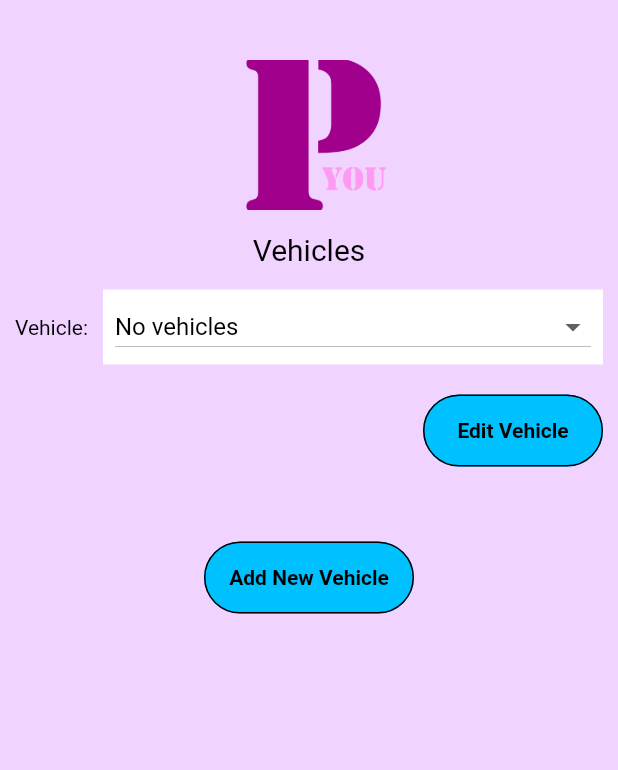
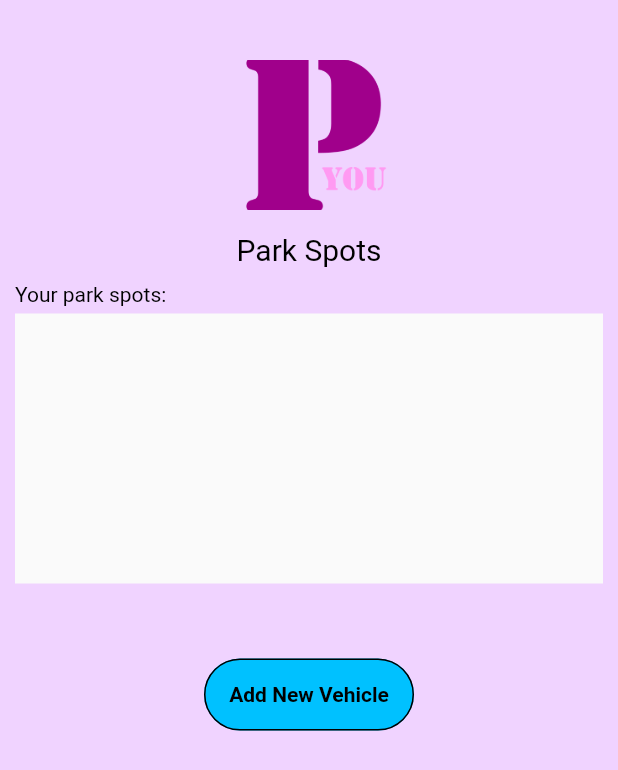
Before and after one commit to Joppe-vL/parkyou, a Flutter app: the VehicleScreen screen opened directly, on a phone screen of 412 x 824 dp. Shown: the top 770 px of the screen. Run offline on Flutter 3.47's test engine with Material 2 defaults, Android fonts, the phone set to English and light mode, and no system bars; our stand-ins replace cloud_firestore, firebase_auth, firebase_core, flutter_datetime_picker, flutter_map, geolocator and 1 more; missing offline and left inert: positioned_tap_detector_2; accounts and stored records are empty.

Commit message:
Finalize vehiclescreens

```diff
--- a/lib/main.dart
+++ b/lib/main.dart
@@ -81,7 +81,9 @@ class MyApp extends StatelessWidget {
       case '/accountscreen':
         return AccountScreen();
       case '/edit_vehiclescreen':
-        return EditVehicle();
+        final args = settings.arguments as Map<String, dynamic>;
+        final docId = args['docId'] as String;
+        return EditVehicle(docId: docId);
       case '/addvehicle':
         return AddVehicle();
       case '/reserveparkspot':
--- a/lib/pages/vehiclescreen.dart
+++ b/lib/pages/vehiclescreen.dart
@@ -1,52 +1,39 @@
 import 'package:flutter/material.dart';
 import 'package:cloud_firestore/cloud_firestore.dart';
 import 'package:firebase_auth/firebase_auth.dart';
+import 'package:parkyou/pages/yourparkspot.dart';
 
-List<String> vvehicleOptions = []; // Initialize as an empty list
-
-class VehicleScreen extends StatefulWidget {
-  @override
-  _VehicleScreenState createState() => _VehicleScreenState();
-}
-
-class _VehicleScreenState extends State<VehicleScreen> {
-  List<String> vvehicleOptions = [
-    'No vehicles'
-  ]; // Initialize with a default option
-  String selectedOption = 'No vehicles';
-  String selectedOptionId = '';
-
-  Future<void> getVehicleOptions() async {
+class VehicleScreen extends StatelessWidget {
+  Future<List<Map<String, dynamic>>> fetchLocations() async {
     try {
       final String? userUid = FirebaseAuth.instance.currentUser?.uid;
-      final CollectionReference vehiclesCollection = FirebaseFirestore.instance
+      final CollectionReference ParkSpotCollection = FirebaseFirestore.instance
           .collection('Users')
           .doc(userUid)
           .collection('Vehicles');
 
-      final QuerySnapshot snapshot = await vehiclesCollection.get();
-      final List<String> options = snapshot.docs
-          .map((doc) => (doc.data() as Map<String, dynamic>)['name'] as String)
-          .toList();
-      setState(() {
-        vvehicleOptions = options.isNotEmpty ? options : ['No vehicles'];
-        selectedOption = vvehicleOptions.contains(selectedOption)
-            ? selectedOption
-            : vvehicleOptions[0];
-      });
+      final QuerySnapshot snapshot = await ParkSpotCollection.get();
+      final List<Map<String, dynamic>> options = snapshot.docs.map((doc) {
+        final docId = doc.id;
+        final name = (doc.data() as Map<String, dynamic>)['name'] as String;
+        final licensePlate =
+            (doc.data() as Map<String, dynamic>)['licensePlate'] as String;
+        return {
+          'docId': docId,
+          'name': name,
+          'licensePlate': licensePlate,
+        };
+      }).toList();
+      return options;
     } catch (e) {
-      print('Error fetching vehicle options: $e');
+      print('Error fetching location options: $e');
+      return [];
     }
   }
 
   @override
-  void initState() {
-    super.initState();
-    getVehicleOptions();
-  }
-
-  @override
   Widget build(BuildContext context) {
+    return Builder(builder: (context) {
       return Scaffold(
         backgroundColor: Color(0xfff0d3ff),
         body: Column(
@@ -66,7 +53,7 @@ class _VehicleScreenState extends State<VehicleScreen> {
             Padding(
               padding: EdgeInsets.fromLTRB(0, 15, 0, 0),
               child: Text(
-              "Vehicles",
+                "Park Spots",
                 textAlign: TextAlign.start,
                 overflow: TextOverflow.clip,
                 style: TextStyle(
@@ -78,16 +65,11 @@ class _VehicleScreenState extends State<VehicleScreen> {
               ),
             ),
             Padding(
-            padding: EdgeInsets.fromLTRB(0, 15, 0, 0),
-            child: Row(
-              mainAxisAlignment: MainAxisAlignment.start,
-              crossAxisAlignment: CrossAxisAlignment.center,
-              mainAxisSize: MainAxisSize.max,
-              children: [
-                Padding(
-                  padding: EdgeInsets.fromLTRB(10, 0, 0, 0),
+              padding: EdgeInsets.fromLTRB(10, 10, 0, 5),
+              child: Align(
+                alignment: Alignment.centerLeft,
                 child: Text(
-                    "Vehicle:",
+                  "Your park spots:",
                   textAlign: TextAlign.start,
                   overflow: TextOverflow.clip,
                   style: TextStyle(
@@ -98,84 +80,88 @@ class _VehicleScreenState extends State<VehicleScreen> {
                   ),
                 ),
               ),
-                Expanded(
-                  flex: 1,
-                  child: Padding(
-                    padding: EdgeInsets.symmetric(vertical: 0, horizontal: 10),
-                    child: Container(
-                      width: 130,
-                      height: 50,
-                      padding: EdgeInsets.symmetric(vertical: 4, horizontal: 8),
-                      decoration: BoxDecoration(
-                        color: Color(0xffffffff),
-                        borderRadius: BorderRadius.circular(0),
             ),
-                      child: DropdownButton(
-                        value: selectedOption,
-                        items: vvehicleOptions.map((option) {
-                          return DropdownMenuItem(
-                            value: option,
-                            child: Text(option),
+            Padding(
+              padding: EdgeInsets.fromLTRB(10, 0, 10, 0),
+              child: FutureBuilder<List<Map<String, dynamic>>>(
+                future: fetchLocations(),
+                builder: (context, snapshot) {
+                  if (snapshot.hasData) {
+                    final locations = snapshot.data!;
+                    return Container(
+                      height: 180,
+                      child: Material(
+                        child: ListView.builder(
+                          scrollDirection: Axis.vertical,
+                          padding: EdgeInsets.fromLTRB(0, 0, 0, 10),
+                          shrinkWrap: true,
+                          physics: ScrollPhysics(),
+                          itemCount: locations.length,
+                          itemBuilder: (context, index) {
+                            final name = locations[index]['name'];
+                            final docId = locations[index]['docId'];
+                            final licensePlate =
+                                locations[index]['licensePlate'];
+
+                            return Builder(
+                              builder: (context) => GestureDetector(
+                                onTap: () {
+                                  Navigator.pushReplacementNamed(
+                                    context,
+                                    '/edit_vehiclescreen',
+                                    arguments: {
+                                      'docId': docId,
+                                    },
                                   );
-                        }).toList(),
+                                },
+                                child: ListTile(
+                                  tileColor: Color(0xffffffff),
+                                  title: Text(
+                                    "Vehicle Name: $name",
                                     style: TextStyle(
-                          color: Color(0xff000000),
-                          fontSize: 16,
                                       fontWeight: FontWeight.w400,
                                       fontStyle: FontStyle.normal,
+                                      fontSize: 14,
+                                      color: Color(0xff000000),
                                     ),
-                        onChanged: (value) {
-                          setState(() {
-                            selectedOption = value.toString();
-                          });
-                        },
-                        elevation: 8,
-                        isExpanded: true,
+                                    textAlign: TextAlign.start,
+                                  ),
+                                  subtitle: Text(
+                                    "License Plate: $licensePlate",
+                                    style: TextStyle(
+                                      fontWeight: FontWeight.w400,
+                                      fontStyle: FontStyle.normal,
+                                      fontSize: 14,
+                                      color: Color(0xff000000),
+                                    ),
+                                    textAlign: TextAlign.start,
+                                  ),
+                                  dense: true,
+                                  contentPadding:
+                                      EdgeInsets.symmetric(horizontal: 16.0),
+                                  selected: false,
+                                  selectedTileColor: Color(0x42000000),
+                                  shape: RoundedRectangleBorder(
+                                    borderRadius: BorderRadius.zero,
+                                    side: BorderSide(
+                                        color: Color(0x7f9e9e9e), width: 1),
                                   ),
                                 ),
                               ),
-                ),
-              ],
+                            );
+                          },
                         ),
                       ),
-          Row(
-            mainAxisAlignment: MainAxisAlignment.end,
-            crossAxisAlignment: CrossAxisAlignment.center,
-            mainAxisSize: MainAxisSize.max,
-            children: [
-              Padding(
-                padding: EdgeInsets.fromLTRB(170, 20, 10, 0),
-                child: Builder(
-                  builder: (context) => MaterialButton(
-                    onPressed: () {
-                      Navigator.pushReplacementNamed(
-                          context, '/edit_vehiclescreen');
+                    );
+                  } else if (snapshot.hasError) {
+                    return Text("Error: ${snapshot.error}");
+                  }
+                  return CircularProgressIndicator();
                 },
-                    color: Color(0xff00c1ff),
-                    elevation: 0,
-                    shape: RoundedRectangleBorder(
-                      borderRadius: BorderRadius.circular(25.0),
-                      side: BorderSide(color: Color(0xff000000), width: 1),
-                    ),
-                    padding: EdgeInsets.all(16),
-                    child: Text(
-                      "Edit Vehicle",
-                      style: TextStyle(
-                        fontSize: 14,
-                        fontWeight: FontWeight.w700,
-                        fontStyle: FontStyle.normal,
               ),
             ),
-                    textColor: Color(0xff000000),
-                    height: 40,
-                    minWidth: 120,
-                  ),
-                ),
-              ),
-            ],
-          ),
             Padding(
-            padding: EdgeInsets.fromLTRB(0, 50, 0, 0),
+              padding: EdgeInsets.fromLTRB(0, 50, 0, 50),
               child: Builder(
                 builder: (context) => MaterialButton(
                   onPressed: () {
@@ -205,5 +191,6 @@ class _VehicleScreenState extends State<VehicleScreen> {
           ],
         ),
       );
+    });
   }
 }
```
Also changed, not shown: lib/pages/edit_vehicle.dart (+88 -2 lines). Lines whose indentation alone changed are shown as unchanged.
